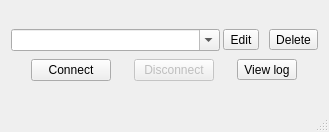
Qt form mainwindow.ui (openconnect/openconnect-gui) before a commit.
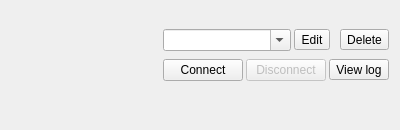
The same form after that commit. Icons and pictures are not drawn.

Patch:
```diff
--- a/mainwindow.ui
+++ b/mainwindow.ui
@@ -6,8 +6,8 @@
    <rect>
     <x>0</x>
     <y>0</y>
-    <width>329</width>
-    <height>132</height>
+    <width>400</width>
+    <height>130</height>
    </rect>
   </property>
   <property name="sizePolicy">
@@ -16,6 +16,12 @@
     <verstretch>0</verstretch>
    </sizepolicy>
   </property>
+  <property name="maximumSize">
+   <size>
+    <width>420</width>
+    <height>160</height>
+   </size>
+  </property>
   <property name="windowTitle">
    <string>Qconnect</string>
   </property>
@@ -29,7 +35,50 @@
      <verstretch>0</verstretch>
     </sizepolicy>
    </property>
+   <layout class="QGridLayout" name="gridLayout">
+    <item row="0" column="0">
+     <layout class="QHBoxLayout" name="horizontalLayout_4">
+      <item>
    <layout class="QVBoxLayout" name="verticalLayout_2">
+        <property name="spacing">
+         <number>0</number>
+        </property>
+        <item>
+         <widget class="QLabel" name="iconLabel">
+          <property name="enabled">
+           <bool>true</bool>
+          </property>
+          <property name="sizePolicy">
+           <sizepolicy hsizetype="Preferred" vsizetype="Preferred">
+            <horstretch>0</horstretch>
+            <verstretch>0</verstretch>
+           </sizepolicy>
+          </property>
+          <property name="maximumSize">
+           <size>
+            <width>60</width>
+            <height>60</height>
+           </size>
+          </property>
+          <property name="autoFillBackground">
+           <bool>false</bool>
+          </property>
+          <property name="text">
+           <string/>
+          </property>
+          <property name="pixmap">
+           <pixmap resource="resources.qrc">:/new/resource/globe.png</pixmap>
+          </property>
+          <property name="scaledContents">
+           <bool>true</bool>
+          </property>
+         </widget>
+        </item>
+        <item>
+         <widget class="QWidget" name="widget" native="true"/>
+        </item>
+       </layout>
+      </item>
     <item>
      <layout class="QVBoxLayout" name="verticalLayout">
       <property name="spacing">
@@ -154,8 +203,20 @@
      </layout>
     </item>
    </layout>
+    </item>
+   </layout>
   </widget>
-  <widget class="QStatusBar" name="statusBar"/>
+  <widget class="QStatusBar" name="statusBar">
+   <property name="sizePolicy">
+    <sizepolicy hsizetype="Fixed" vsizetype="Fixed">
+     <horstretch>0</horstretch>
+     <verstretch>0</verstretch>
+    </sizepolicy>
+   </property>
+   <property name="sizeGripEnabled">
+    <bool>false</bool>
+   </property>
+  </widget>
  </widget>
  <layoutdefault spacing="6" margin="11"/>
  <resources>
```
Left out of the diff: 7 changed lines with no effect on the pictures. Lines whose indentation alone changed are shown as unchanged.
